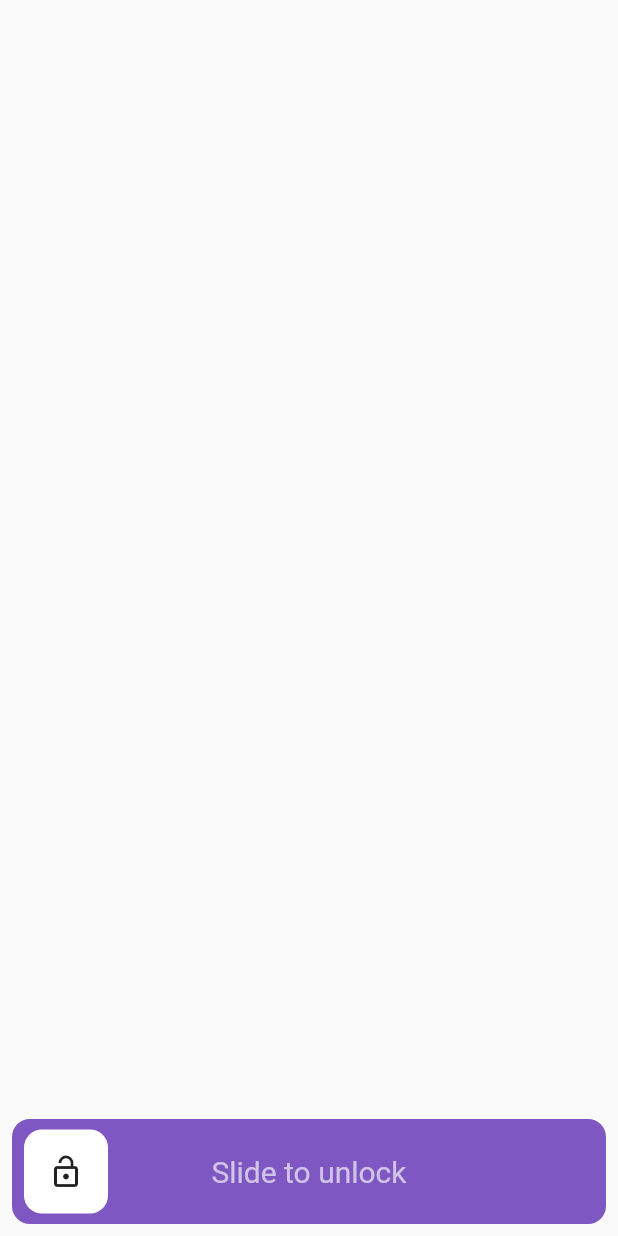
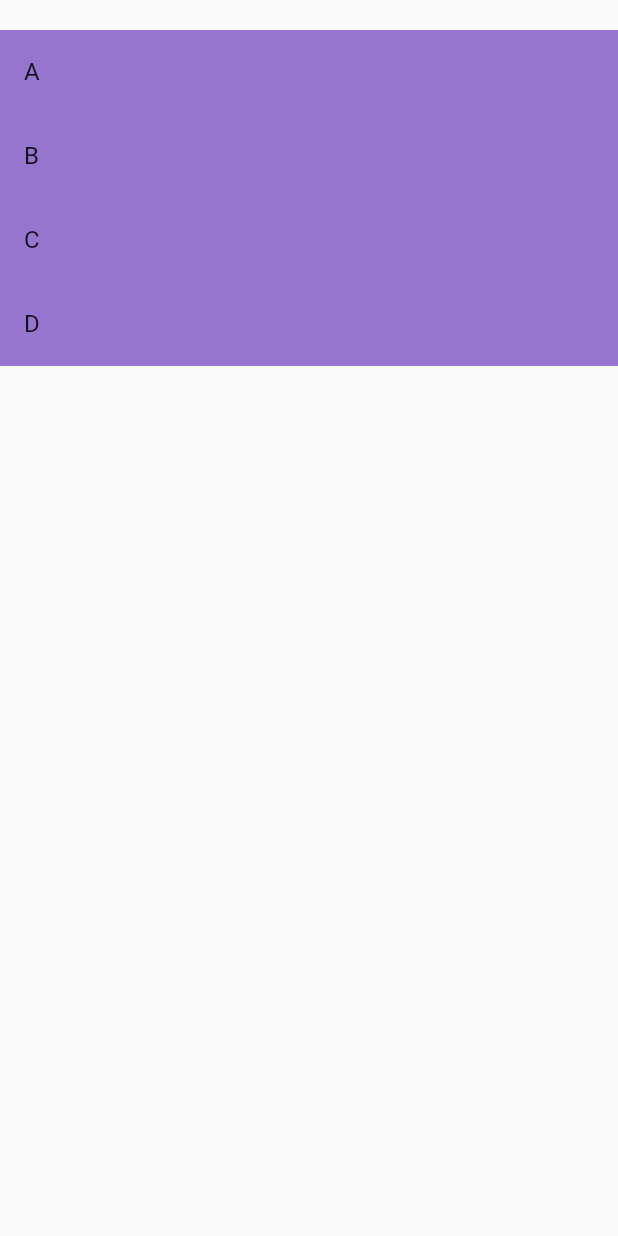
Before and after one commit to Sanchitpoudel/widgets, a Flutter app: the screen it shows after launch, on a phone screen of 412 x 824 dp. Run offline on Flutter 3.47's test engine with Material 2 defaults, Android fonts, the phone set to English and light mode, and no system bars; drawn by our look-alikes of slide_to_act.

Commit message:
dragdrop

```diff
--- /dev/null
+++ b/lib/dragdrop.dart
@@ -0,0 +1,44 @@
+// ignore_for_file: unused_field, prefer_final_fields
+
+import 'package:flutter/material.dart';
+
+class drapDropPage extends StatefulWidget {
+  drapDropPage({super.key});
+
+  @override
+  State<drapDropPage> createState() => _drapDropPageState();
+}
+
+class _drapDropPageState extends State<drapDropPage> {
+  List _myTiles = ['A', 'B', 'C', 'D'];
+  //reorder method
+  void updateMyTiles(int oldIndex, int newIndex) {
+    setState(() {
+      if (oldIndex < newIndex) {
+        newIndex--;
+      }
+      final tile = _myTiles.removeAt(oldIndex);
+      _myTiles.insert(newIndex, tile);
+    });
+  }
+
+  @override
+  Widget build(BuildContext context) {
+    return Scaffold(
+      body: Padding(
+        padding: const EdgeInsets.only(top: 20.0),
+        child: ReorderableListView(
+          children: [
+            for (final tile in _myTiles)
+              ListTile(
+              tileColor: Colors.deepPurple[300],
+              key: ValueKey(tile),
+              title: Text(tile),
+              ),
+          ],
+          onReorder: (oldIndex, newIndex) => updateMyTiles(oldIndex, newIndex),
+        ),
+      ),
+    );
+  }
+}
--- a/lib/main.dart
+++ b/lib/main.dart
@@ -5,20 +5,21 @@ import 'package:widgets/slider.dart';
 import 'package:widgets/slideto.dart';
 import 'package:widgets/timePicker.dart';
 
-//import 'package:widgets/mediaquery.dart';
-//import 'package:widgets/slider.dart';
-//import 'container.dart';
-//import 'columnrows.dart';
-//import 'expanded.dart';
-//import 'gridviewbuilder.dart';
-//import 'listviewbuilder.dart';
-//import 'gestureDetector.dart';
-//import 'bottomNavBar.dart';
-//import 'appbar.dart';
-//import 'drawer.dart';
-//import 'alertDialog.dart';
-//import 'animatedcontainer.dart';
-//import 'datepicker.dart';
+import 'package:widgets/mediaquery.dart';
+import 'package:widgets/slider.dart';
+import 'container.dart';
+import 'columnrows.dart';
+import 'dragdrop.dart';
+import 'expanded.dart';
+import 'gridviewbuilder.dart';
+import 'listviewbuilder.dart';
+import 'gestureDetector.dart';
+import 'bottomNavBar.dart';
+import 'appbar.dart';
+import 'drawer.dart';
+import 'alertDialog.dart';
+import 'animatedcontainer.dart';
+import 'datepicker.dart';
 
 void main() {
   runApp(const MyApp());
@@ -32,7 +33,7 @@ class MyApp extends StatelessWidget {
     return MaterialApp(
       theme: ThemeData(primarySwatch: Colors.deepPurple),
       debugShowCheckedModeBanner: false,
-      home: slideto(),
+      home: drapDropPage(),
     );
   }
 }
--- a/lib/slideto.dart
+++ b/lib/slideto.dart
@@ -5,6 +5,7 @@ class slideto extends StatelessWidget {
   @override
   Widget build(BuildContext context) {
     return Scaffold(
+      backgroundColor: Colors.deepOrangeAccent,
       body: Center(
 
         child: Padding(
```
